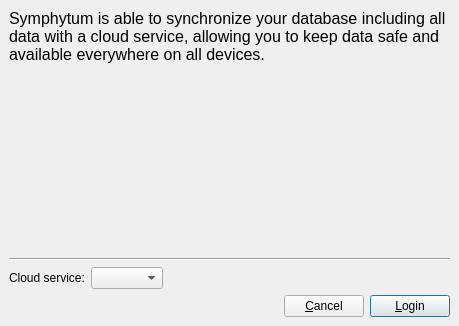
Old version of the form ui/syncconfigdialog.ui in the repository giowck/symphytum.
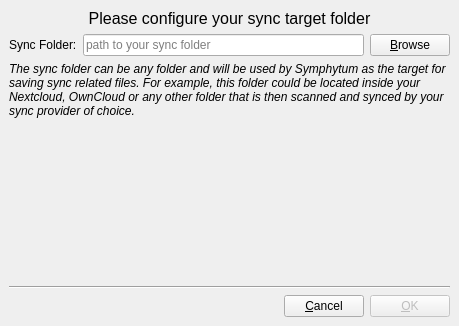
New version of the form. The open tabs and pages were chosen to show the change.

Diff of the .ui file:
```diff
--- a/ui/syncconfigdialog.ui
+++ b/ui/syncconfigdialog.ui
@@ -545,6 +545,121 @@
        </item>
       </layout>
      </widget>
+     <widget class="QWidget" name="folderSyncConfig">
+      <layout class="QVBoxLayout" name="verticalLayout_5">
+       <item>
+        <widget class="QLabel" name="folderConfLabel">
+         <property name="styleSheet">
+          <string notr="true">font-size: 16px;</string>
+         </property>
+         <property name="text">
+          <string>Please configure your sync target folder</string>
+         </property>
+         <property name="alignment">
+          <set>Qt::AlignCenter</set>
+         </property>
+         <property name="wordWrap">
+          <bool>true</bool>
+         </property>
+        </widget>
+       </item>
+       <item>
+        <layout class="QHBoxLayout" name="horizontalLayout_9">
+         <item>
+          <widget class="QLabel" name="label_4">
+           <property name="text">
+            <string>Sync Folder:</string>
+           </property>
+          </widget>
+         </item>
+         <item>
+          <widget class="QLineEdit" name="lineEdit">
+           <property name="placeholderText">
+            <string>path to your sync folder</string>
+           </property>
+          </widget>
+         </item>
+         <item>
+          <widget class="QPushButton" name="folderSyncBrowseButton">
+           <property name="text">
+            <string>&amp;Browse</string>
+           </property>
+          </widget>
+         </item>
+        </layout>
+       </item>
+       <item>
+        <widget class="QLabel" name="label_8">
+         <property name="text">
+          <string>&lt;html&gt;&lt;head/&gt;&lt;body&gt;&lt;p&gt;&lt;span style=&quot; font-style:italic;&quot;&gt;The sync folder can be any folder and will be used by Symphytum as the target for saving sync related files. For example, this folder could be located inside your Nextcloud, OwnCloud or any other folder that is then scanned and synced by your sync provider of choice.&lt;/span&gt;&lt;/p&gt;&lt;/body&gt;&lt;/html&gt;</string>
+         </property>
+         <property name="wordWrap">
+          <bool>true</bool>
+         </property>
+        </widget>
+       </item>
+       <item>
+        <spacer name="verticalSpacer_4">
+         <property name="orientation">
+          <enum>Qt::Vertical</enum>
+         </property>
+         <property name="sizeHint" stdset="0">
+          <size>
+           <width>20</width>
+           <height>164</height>
+          </size>
+         </property>
+        </spacer>
+       </item>
+       <item>
+        <widget class="Line" name="line_8">
+         <property name="orientation">
+          <enum>Qt::Horizontal</enum>
+         </property>
+        </widget>
+       </item>
+       <item>
+        <layout class="QHBoxLayout" name="horizontalLayout_10">
+         <item>
+          <spacer name="horizontalSpacer_10">
+           <property name="orientation">
+            <enum>Qt::Horizontal</enum>
+           </property>
+           <property name="sizeHint" stdset="0">
+            <size>
+             <width>40</width>
+             <height>20</height>
+            </size>
+           </property>
+          </spacer>
+         </item>
+         <item>
+          <widget class="QPushButton" name="cancelFolderSyncButton">
+           <property name="text">
+            <string>&amp;Cancel</string>
+           </property>
+           <property name="autoDefault">
+            <bool>false</bool>
+           </property>
+          </widget>
+         </item>
+         <item>
+          <widget class="QPushButton" name="okFolderSyncButton">
+           <property name="enabled">
+            <bool>false</bool>
+           </property>
+           <property name="text">
+            <string>&amp;OK</string>
+           </property>
+           <property name="default">
+            <bool>true</bool>
+           </property>
+          </widget>
+         </item>
+        </layout>
+       </item>
+      </layout>
+     </widget>
     </widget>
    </item>
   </layout>
```
